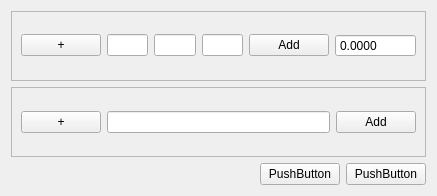
Before: the Qt Designer form crowd/resource/ui/old/puppet_conf.ui in subing85/subins_tutorials, drawn with Qt 5.
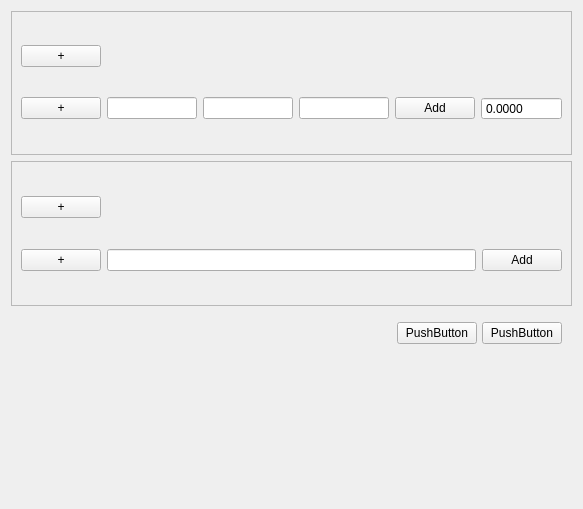
After: the same form once the commit is applied.

The edit to the form file:
```diff
--- a/crowd/resource/ui/old/puppet_conf.ui
+++ b/crowd/resource/ui/old/puppet_conf.ui
@@ -6,8 +6,8 @@
    <rect>
     <x>0</x>
     <y>0</y>
-    <width>437</width>
-    <height>164</height>
+    <width>583</width>
+    <height>509</height>
    </rect>
   </property>
   <property name="windowTitle">
@@ -24,12 +24,39 @@
        <rect>
         <x>0</x>
         <y>0</y>
-        <width>423</width>
-        <height>54</height>
+        <width>569</width>
+        <height>142</height>
        </rect>
       </property>
       <layout class="QGridLayout" name="gridLayout_2">
-       <item row="0" column="1">
+       <item row="0" column="0">
+        <widget class="QPushButton" name="pushButton_3">
+         <property name="text">
+          <string>+</string>
+         </property>
+        </widget>
+       </item>
+       <item row="0" column="1" colspan="5">
+        <spacer name="horizontalSpacer">
+         <property name="orientation">
+          <enum>Qt::Horizontal</enum>
+         </property>
+         <property name="sizeHint" stdset="0">
+          <size>
+           <width>516</width>
+           <height>20</height>
+          </size>
+         </property>
+        </spacer>
+       </item>
+       <item row="1" column="0">
+        <widget class="QPushButton" name="pushButton_7">
+         <property name="text">
+          <string>+</string>
+         </property>
+        </widget>
+       </item>
+       <item row="1" column="1">
         <widget class="QLineEdit" name="lineEdit">
          <property name="echoMode">
           <enum>QLineEdit::NoEcho</enum>
@@ -39,40 +66,20 @@
          </property>
         </widget>
        </item>
-       <item row="0" column="0">
-        <widget class="QPushButton" name="pushButton_3">
-         <property name="text">
-          <string>+</string>
-         </property>
-        </widget>
-       </item>
-       <item row="0" column="2">
+       <item row="1" column="2">
         <widget class="QLineEdit" name="lineEdit_2"/>
        </item>
-       <item row="0" column="3">
+       <item row="1" column="3">
         <widget class="QLineEdit" name="lineEdit_3"/>
        </item>
-       <item row="0" column="4">
+       <item row="1" column="4">
         <widget class="QPushButton" name="pushButton">
          <property name="text">
           <string>Add</string>
          </property>
         </widget>
        </item>
-       <item row="0" column="6">
-        <spacer name="horizontalSpacer">
-         <property name="orientation">
-          <enum>Qt::Horizontal</enum>
-         </property>
-         <property name="sizeHint" stdset="0">
-          <size>
-           <width>40</width>
-           <height>20</height>
-          </size>
-         </property>
-        </spacer>
-       </item>
-       <item row="0" column="5">
+       <item row="1" column="5">
         <widget class="QDoubleSpinBox" name="doubleSpinBox">
          <property name="buttonSymbols">
           <enum>QAbstractSpinBox::NoButtons</enum>
@@ -99,22 +106,42 @@
        <rect>
         <x>0</x>
         <y>0</y>
-        <width>423</width>
-        <height>54</height>
+        <width>569</width>
+        <height>141</height>
        </rect>
       </property>
       <layout class="QGridLayout" name="gridLayout">
        <item row="0" column="0">
+        <widget class="QPushButton" name="pushButton_8">
+         <property name="text">
+          <string>+</string>
+         </property>
+        </widget>
+       </item>
+       <item row="0" column="1" colspan="2">
+        <spacer name="horizontalSpacer_3">
+         <property name="orientation">
+          <enum>Qt::Horizontal</enum>
+         </property>
+         <property name="sizeHint" stdset="0">
+          <size>
+           <width>516</width>
+           <height>20</height>
+          </size>
+         </property>
+        </spacer>
+       </item>
+       <item row="1" column="0">
         <widget class="QPushButton" name="pushButton_4">
          <property name="text">
           <string>+</string>
          </property>
         </widget>
        </item>
-       <item row="0" column="1">
+       <item row="1" column="1">
         <widget class="QLineEdit" name="lineEdit_5"/>
        </item>
-       <item row="0" column="2">
+       <item row="1" column="2">
         <widget class="QPushButton" name="pushButton_2">
          <property name="text">
           <string>Add</string>
@@ -127,6 +154,21 @@
    </item>
    <item>
     <layout class="QHBoxLayout" name="horizontalLayout">
+     <property name="spacing">
+      <number>5</number>
+     </property>
+     <property name="leftMargin">
+      <number>30</number>
+     </property>
+     <property name="topMargin">
+      <number>10</number>
+     </property>
+     <property name="rightMargin">
+      <number>10</number>
+     </property>
+     <property name="bottomMargin">
+      <number>10</number>
+     </property>
      <item>
       <spacer name="horizontalSpacer_2">
        <property name="orientation">
@@ -156,6 +198,19 @@
      </item>
     </layout>
    </item>
+   <item>
+    <spacer name="verticalSpacer">
+     <property name="orientation">
+      <enum>Qt::Vertical</enum>
+     </property>
+     <property name="sizeHint" stdset="0">
+      <size>
+       <width>20</width>
+       <height>40</height>
+      </size>
+     </property>
+    </spacer>
+   </item>
   </layout>
  </widget>
  <resources/>
```
